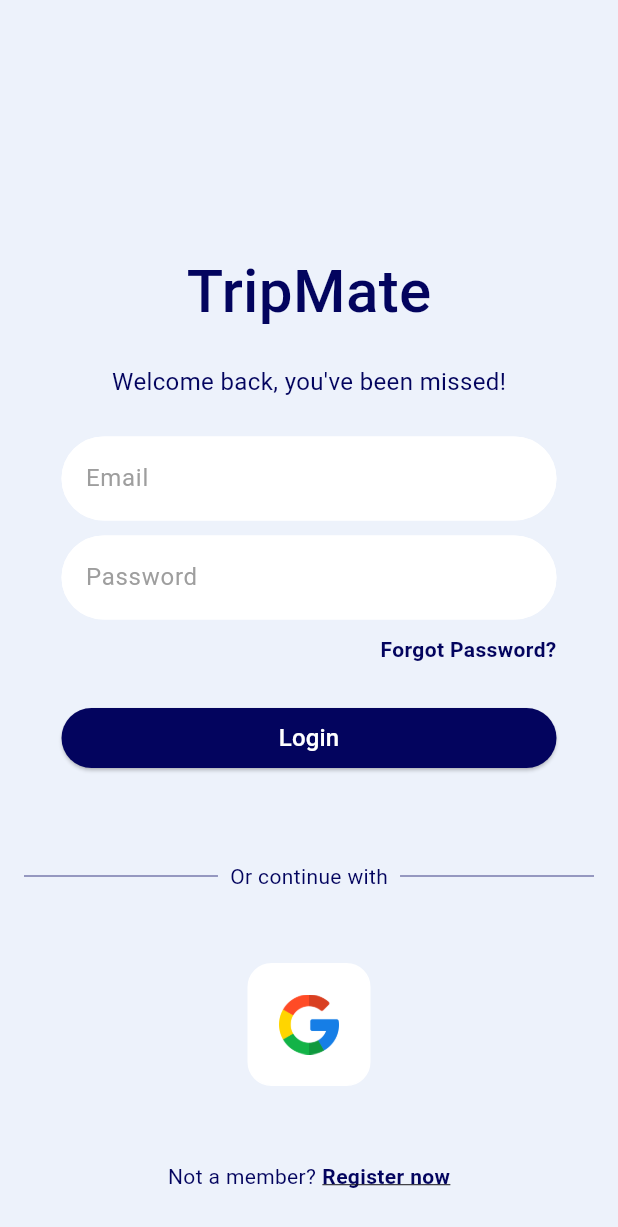
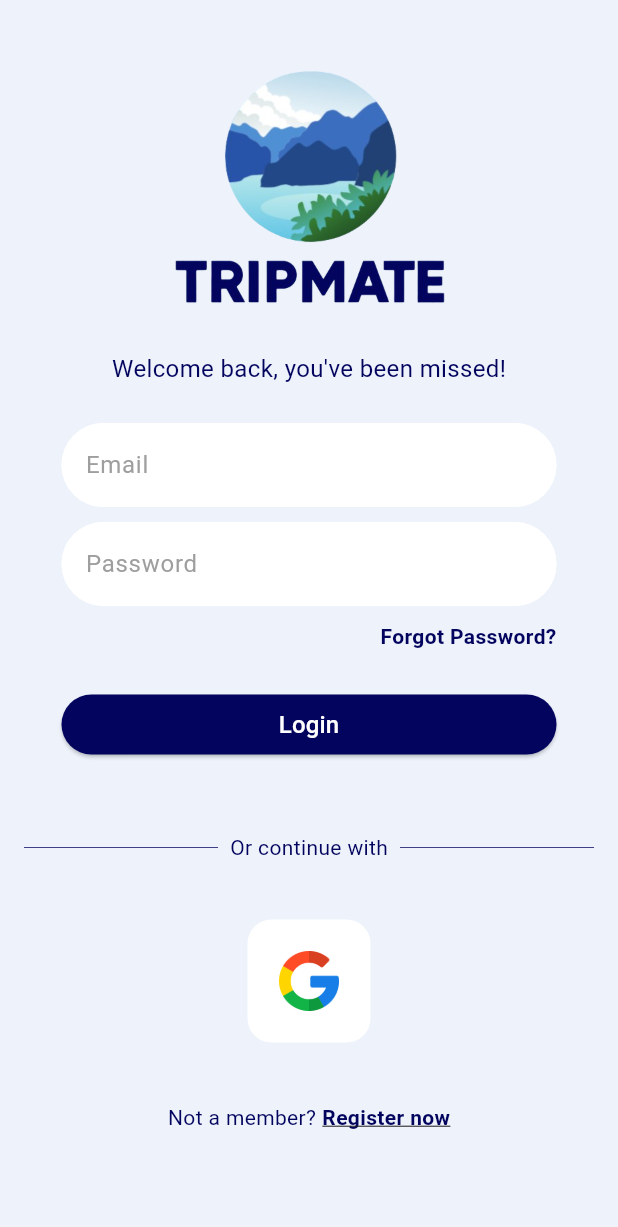
Before and after one commit to abhidnya04/TripMate, a Flutter app: the screen it shows after launch, on a phone screen of 412 x 824 dp. Shown: the top 1227 px of the screen. Run offline on Flutter 3.47's test engine with Material 3 defaults, Android fonts, the phone set to English and light mode, and no system bars; our stand-ins replace app_links, google_fonts, google_generative_ai, image_picker, open_file, supabase_flutter; missing offline and left inert: google_mlkit_translation; accounts and stored records are empty; Roboto replaces fonts that are missing (Pattaya).

```diff
--- a/lib/pages/login.dart
+++ b/lib/pages/login.dart
@@ -77,17 +77,17 @@ class _LoginPageState extends State<LoginPage> {
               child: Column(
                 mainAxisAlignment: MainAxisAlignment.center,
                 children: [
-                  const SizedBox(height: 150),
+                const SizedBox(height: 10),
 
-                  // Logo
-                  // Image.asset(
-                  //   'lib/images/TravelLuggage.png',
-                  //   height: 130,
-                  //   width: 130,
-                  // ),
-                  Text('TripMate', style: GoogleFonts.pattaya(fontSize: 40, fontWeight: FontWeight.w500, color: Color(0xff03045e),
-                  ),),
-                  const SizedBox(height: 20),
+                 // Logo
+                  Image.asset(
+                    'lib/images/logo.png',
+                    height: 200,
+                    width: 200,
+                  ),
+                  // Text('TripMate', style: GoogleFonts.pattaya(fontSize: 40, fontWeight: FontWeight.w500, color: Color(0xff03045e),
+                  // ),),
+                  const SizedBox(height: 8),
 
                   // Welcome text
                   Text(
@@ -195,7 +195,7 @@ class _LoginPageState extends State<LoginPage> {
                         ),
                   ),
 
-                  const SizedBox(height: 50),
+                  const SizedBox(height: 40),
 
                   // Divider
                   Row(
@@ -208,7 +208,7 @@ class _LoginPageState extends State<LoginPage> {
                       Expanded(child: Divider(thickness: 0.5, color: Color(0xff03045e))),
                     ],
                   ),
-                  const SizedBox(height: 40),
+                  const SizedBox(height: 30),
 
                   // Google Sign-In
                   GestureDetector(
@@ -216,7 +216,7 @@ class _LoginPageState extends State<LoginPage> {
                     child: const SquareTile(imagePath: 'lib/images/google.png'),
                   ),
 
-                  const SizedBox(height: 50),
+                  const SizedBox(height: 40),
 
                   // Register option
                   Row(
--- a/lib/pages/tabs.dart
+++ b/lib/pages/tabs.dart
@@ -1,3 +1,4 @@
+import 'package:appdev/components/logoutalert.dart';
 import 'package:appdev/pages/create_trip.dart';
 import 'package:appdev/pages/documents.dart';
 import 'package:appdev/pages/translate.dart';
@@ -122,10 +123,10 @@ class _TabsScreenState extends State<TabsScreen> {
       actions: [
         GestureDetector(
           onTap: () {
-            // showDialog(
-            //   context: context,
-            //   builder: (context) => logotalert(),
-            // );
+            showDialog(
+              context: context,
+              builder: (context) => logotalert(),
+            );
           },
           child: Icon(Icons.person_4),
         )
--- a/pubspec.yaml
+++ b/pubspec.yaml
@@ -109,6 +109,7 @@ flutter:
     - lib/images/low.png
     - lib/images/med.png
     - lib/images/high.png
+    - lib/images/logo.png
     - assets/bus_loading.gif
     - assets/low_budget.png
     - assets/med_budget.png
```
Also changed, not shown: lib/images/logo.png (added).
